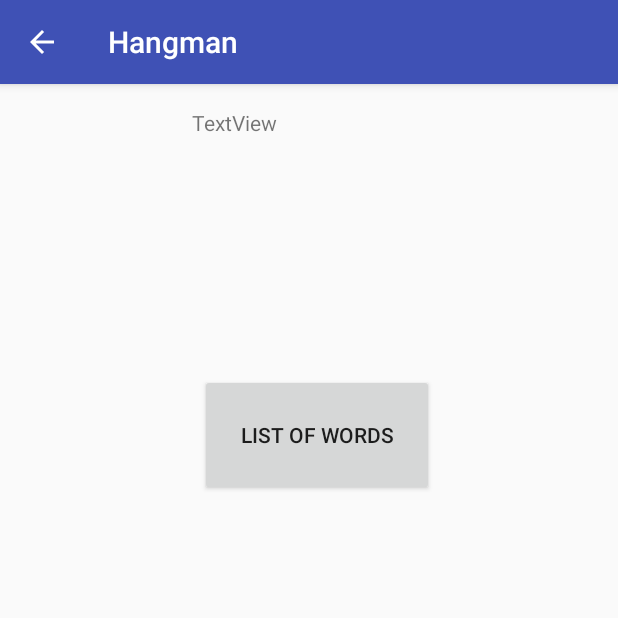
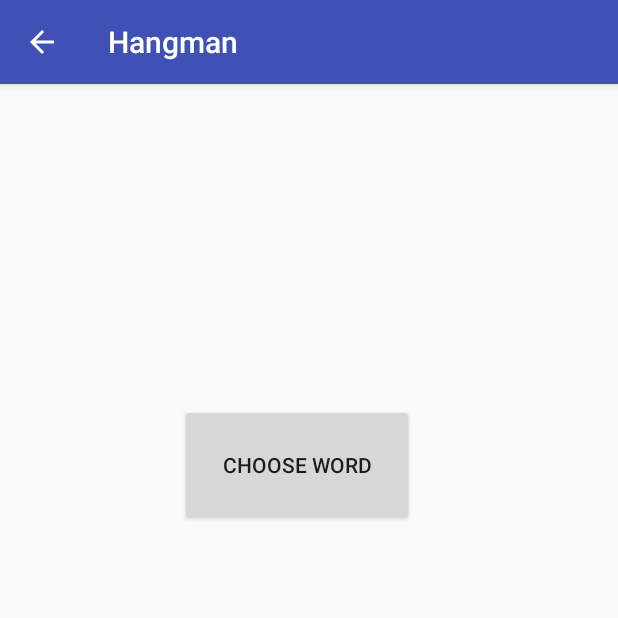
Before and after one commit to Sofiefreja/GalgeLeg3, an Android app: the fragment Settings placed in its activity, on a phone screen of 412 x 824 dp, the top half of it. Run offline under Robolectric (Android 15) with nearby library versions, the phone set to English and light mode, and no system bars; network calls fail; 1 statement that could not run was skipped.

Commit message:
layoutWork

```diff
--- a/app/src/main/java/com/example/sofie/galgeleg/EndGame.java
+++ b/app/src/main/java/com/example/sofie/galgeleg/EndGame.java
@@ -47,8 +47,6 @@ public class EndGame extends Fragment implements View.OnClickListener {
         endButton2.setText("No");
         endTextView2.setText("Want to play again?");
 
-        endButton1.setOnClickListener(this);
-        endButton2.setOnClickListener(this);
         endiv.setImageResource(Game.imageIDs[logic.getWrongLetters()]);
 
         if (logic.LastLetter() == true) {
@@ -69,6 +67,8 @@ public class EndGame extends Fragment implements View.OnClickListener {
             });
             endTextView.setText("You won the game! You used " + logic.getGuesses() + " guesses to guess the word: " + logic.getTheWord() + "!");
             System.out.println("Love");
+        endButton1.setOnClickListener(this);
+        endButton2.setOnClickListener(this);
         } else if (logic.LastLetter() == false) {
             lose.start();
             endTextView.setText("You lost the game! The word was: " + logic.getTheWord() + " in time!");
--- a/app/src/main/java/com/example/sofie/galgeleg/Game.java
+++ b/app/src/main/java/com/example/sofie/galgeleg/Game.java
@@ -2,6 +2,7 @@ package com.example.sofie.galgeleg;
 
 import android.content.Context;
 import android.content.SharedPreferences;
+import android.media.MediaPlayer;
 import android.os.Bundle;
 import android.os.Handler;
 import android.os.SystemClock;
@@ -147,10 +148,14 @@ public class Game extends Fragment implements View.OnClickListener {
             System.out.println(numberOfVictories);
 
             endGame();
+            logic.tara();
         }
         if (logic.gameLost()) {
+            MediaPlayer lose = MediaPlayer.create(getActivity(), R.raw.horn);
+            lose.start();
             gameTextView.setText("You lost... The word was : " + logic.getTheWord());
             endGame();
+            logic.tara();
         }
     }
 
--- a/app/src/main/java/com/example/sofie/galgeleg/MainMenu.java
+++ b/app/src/main/java/com/example/sofie/galgeleg/MainMenu.java
@@ -103,6 +103,6 @@ public class MainMenu extends Fragment implements View.OnClickListener {
     }
     public void onResume() {
         super.onResume();
-        victories.setText("Number of victories " + numberOfVictories);
+        victories.setText("NUMBER OF VICTORIES SO FAR: " + numberOfVictories);
     }
 }
--- a/app/src/main/java/com/example/sofie/galgeleg/Words.java
+++ b/app/src/main/java/com/example/sofie/galgeleg/Words.java
@@ -33,6 +33,7 @@ public class Words extends Fragment implements View.OnClickListener, AdapterView
     public View onCreateView(LayoutInflater inflater, ViewGroup container, Bundle savedInstanceState) {
 
         View source = inflater.inflate(R.layout.activity_words, container, false);
+
         Spinner spinner = (Spinner) source.findViewById(R.id.spinner);
         startGame = (Button) source.findViewById(R.id.startGame2);
 
--- a/app/src/main/res/layout/activity_help.xml
+++ b/app/src/main/res/layout/activity_help.xml
@@ -5,8 +5,8 @@
     android:layout_height="match_parent">
     <WebView
         android:id="@+id/WebViews"
-        android:layout_width="368dp"
-        android:layout_height="334dp"
+        android:layout_width="wrap_content"
+        android:layout_height="wrap_content"
         android:layout_marginBottom="8dp"
         android:layout_marginEnd="8dp"
         android:layout_marginStart="8dp"
--- a/app/src/main/res/layout/activity_mainmenu.xml
+++ b/app/src/main/res/layout/activity_mainmenu.xml
@@ -38,18 +38,18 @@
         app:layout_constraintRight_toRightOf="parent"
         app:layout_constraintTop_toBottomOf="@+id/startGame"
         app:layout_constraintTop_toTopOf="@+id/help" />
+
     <Button
         android:id="@+id/highscores"
         android:layout_width="match_parent"
         android:layout_height="wrap_content"
-        android:layout_above="@+id/help"
         android:layout_alignParentStart="true"
+        android:layout_below="@+id/help"
         android:text="Settings"
         android:textSize="24sp"
         app:layout_constraintLeft_toLeftOf="parent"
         app:layout_constraintRight_toRightOf="parent"
-        app:layout_constraintTop_toBottomOf="@+id/startGame"
-        app:layout_constraintTop_toTopOf="@+id/help" />
+        app:layout_constraintTop_toBottomOf="@+id/help" />
 
     <Button
         android:id="@+id/help"
--- a/app/src/main/res/layout/activity_settings.xml
+++ b/app/src/main/res/layout/activity_settings.xml
@@ -10,28 +10,17 @@
         android:id="@+id/wordBut"
         android:layout_width="156dp"
         android:layout_height="81dp"
-        android:layout_marginBottom="350dp"
+        android:layout_marginBottom="8dp"
         android:layout_marginEnd="100dp"
         android:layout_marginStart="110dp"
-        android:layout_marginTop="50dp"
-        android:text="List of Words"
+        android:layout_marginTop="8dp"
+        android:text="Choose word"
         app:layout_constraintBottom_toBottomOf="parent"
         app:layout_constraintEnd_toEndOf="parent"
+        app:layout_constraintHorizontal_bias="0.222"
         app:layout_constraintStart_toStartOf="parent"
-        app:layout_constraintTop_toTopOf="parent" />
-    <TextView
-        android:id="@+id/man"
-        android:layout_width="wrap_content"
-        android:layout_height="wrap_content"
-        android:layout_marginBottom="295dp"
-        android:layout_marginEnd="150dp"
-        android:layout_marginStart="50dp"
-        android:layout_marginTop="16dp"
-        android:text="TextView"
-        app:layout_constraintBottom_toTopOf="@+id/et"
-        app:layout_constraintEnd_toEndOf="parent"
-        app:layout_constraintStart_toStartOf="parent"
-        app:layout_constraintTop_toTopOf="parent" />
+        app:layout_constraintTop_toTopOf="parent"
+        app:layout_constraintVertical_bias="0.306" />
 
 
 </android.support.constraint.ConstraintLayout>
```
Also changed, not shown: app/src/main/res/layout/activity_end.xml (+12 -36 lines), app/src/main/res/layout/activity_game.xml (+5 -5 lines), app/src/main/res/drawable/hangman_s.png (added).
